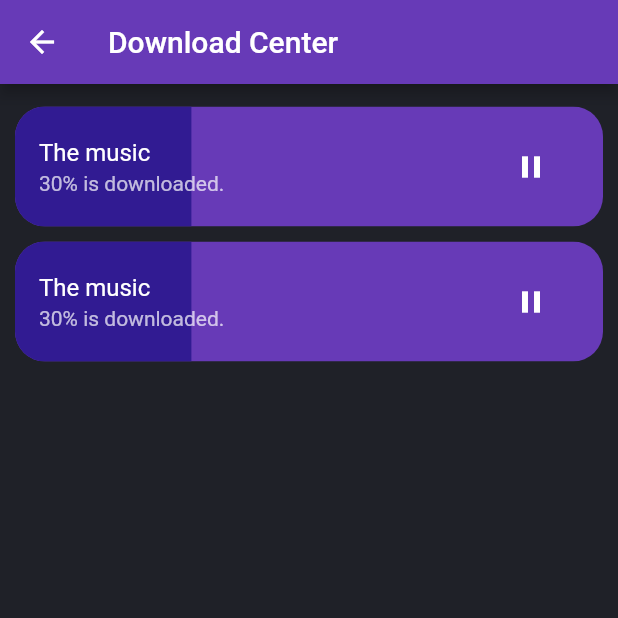
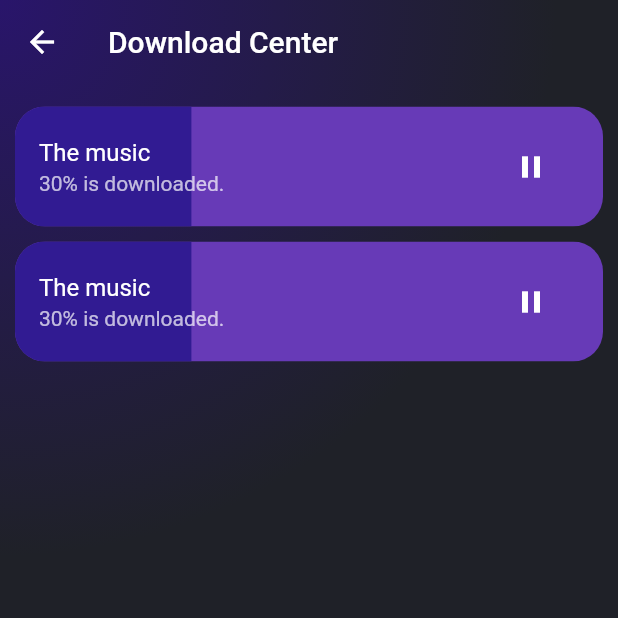
Before and after one commit to NavidAG/Flutter_music_player, a Flutter app: the DownlaodPage screen opened directly, on a phone screen of 412 x 824 dp, the top half of it. Run offline on Flutter 3.47's test engine with Material 2 defaults, Android fonts, the phone set to English and light mode, and no system bars; our stand-ins replace flutter_svg, lottie; missing offline and left inert: dart:ffi; network calls fail.

Commit message:
Applied visual improvements to the UI

```diff
--- a/musicplayer/lib/screens/tabs/downlaod_page.dart
+++ b/musicplayer/lib/screens/tabs/downlaod_page.dart
@@ -14,12 +14,24 @@ class DownlaodPage extends StatefulWidget {
 class DownlaodPageState extends State<DownlaodPage> {
   @override
   Widget build(BuildContext context) {
-    return Scaffold(
+    return Container(
+      decoration: BoxDecoration(
+        gradient: RadialGradient(
+          center: Alignment.topLeft,
+          radius: 0.9,
+          colors: [
+            Color.fromRGBO(41, 21, 107, 1),
+            Color.fromRGBO(31, 33, 40, 1)
+          ],
+        ),
+      ),
+      child: Scaffold(
         appBar: AppBar(
           title: Text("Download Center"),
-        backgroundColor: Colors.deepPurple,
+          backgroundColor: Colors.transparent,
+          elevation: 0,
         ),
-      backgroundColor: Color.fromRGBO(31, 33, 40, 1),
+        backgroundColor: Colors.transparent,
         body: Container(
           child: ListView(
             padding: EdgeInsets.all(10),
@@ -27,6 +39,7 @@ class DownlaodPageState extends State<DownlaodPage> {
               _customListtile(),
               _customListtile(),
             ],
+          ),
         ),
       ),
     );
```
Also changed, not shown: musicplayer/lib/screens/tabs/playlist_tab/album_page.dart (+4 -21 lines). Lines whose indentation alone changed are shown as unchanged.
